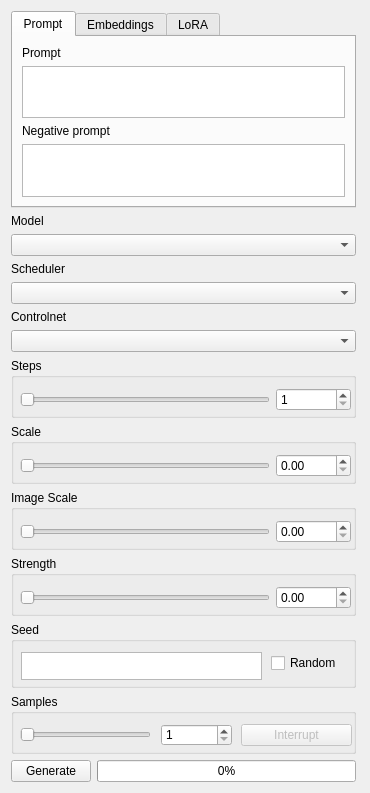
Old version of the form src/airunner/pyqt/generate_form.ui in the repository Capsize-Games/airunner.
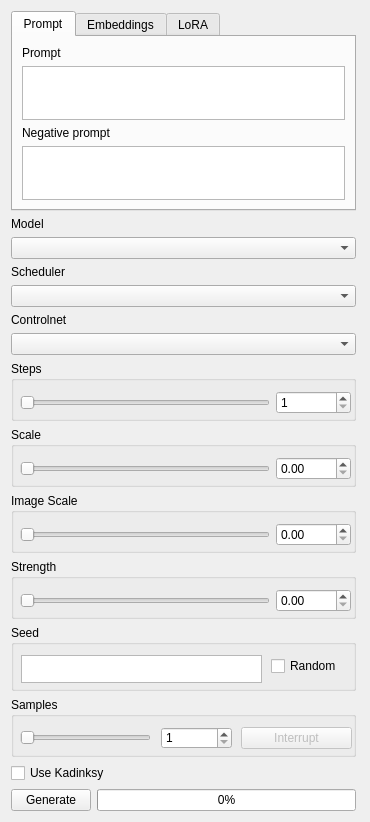
New version of the form.

Commit message: adds support for kadinsky

Diff of the .ui file:
```diff
--- a/src/airunner/pyqt/generate_form.ui
+++ b/src/airunner/pyqt/generate_form.ui
@@ -7,7 +7,7 @@
     <x>0</x>
     <y>0</y>
     <width>370</width>
-    <height>793</height>
+    <height>822</height>
    </rect>
   </property>
   <property name="sizePolicy">
@@ -796,7 +796,7 @@
      </widget>
     </widget>
    </item>
-   <item row="13" column="0">
+   <item row="14" column="0">
     <widget class="QPushButton" name="generate">
      <property name="sizePolicy">
       <sizepolicy hsizetype="Minimum" vsizetype="Preferred">
@@ -809,7 +809,7 @@
      </property>
     </widget>
    </item>
-   <item row="13" column="1">
+   <item row="14" column="1">
     <widget class="QProgressBar" name="progressBar">
      <property name="sizePolicy">
       <sizepolicy hsizetype="Expanding" vsizetype="Preferred">
@@ -828,6 +828,13 @@
      </property>
     </widget>
    </item>
+   <item row="13" column="0" colspan="2">
+    <widget class="QCheckBox" name="kadinsky">
+     <property name="text">
+      <string>Use Kadinksy</string>
+     </property>
+    </widget>
+   </item>
   </layout>
  </widget>
  <resources/>
```
The commit also changes 3 other files.
